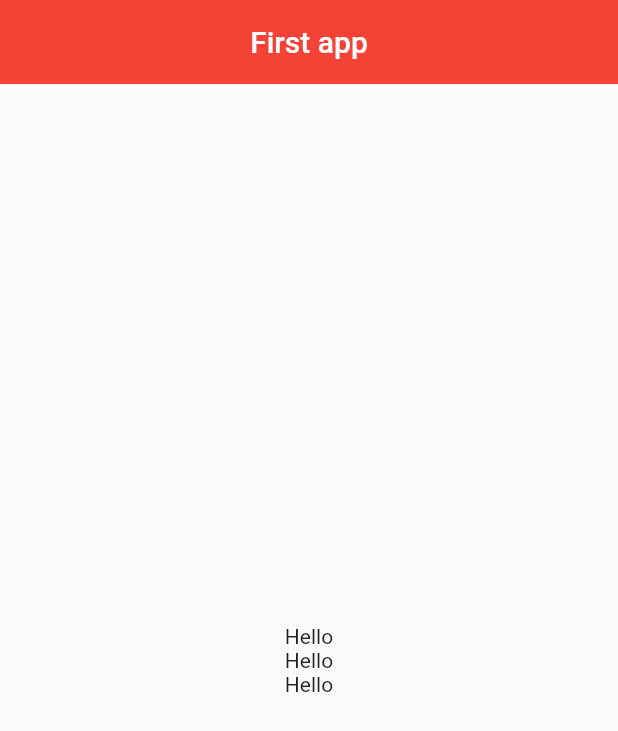
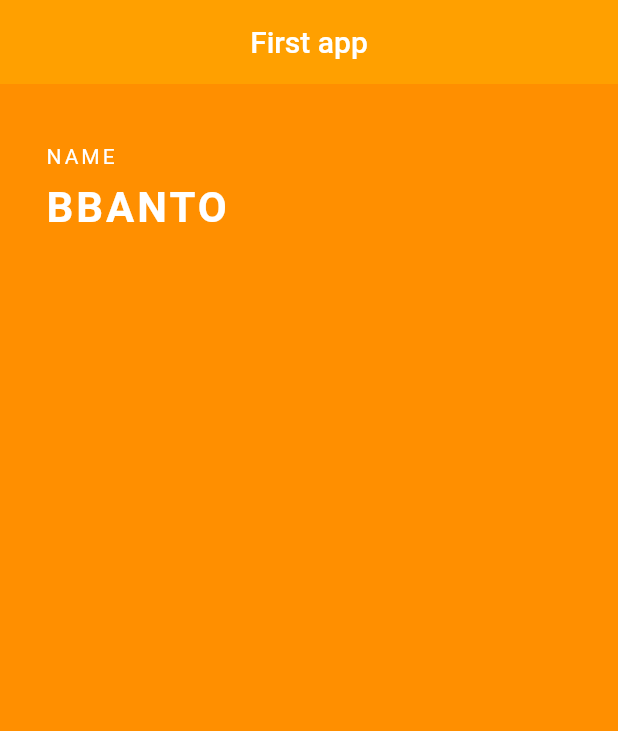
Before and after one commit to newzinee/first-flutter, a Flutter app: the screen it shows after launch, on a phone screen of 412 x 824 dp. Shown: the top 731 px of the screen. Run offline on Flutter 3.47's test engine with Material 2 defaults, Android fonts, the phone set to English and light mode, and no system bars.

Commit message:
세로정렬, SizedBox

```diff
--- a/lib/main.dart
+++ b/lib/main.dart
@@ -7,33 +7,46 @@ class MyApp extends StatelessWidget {
   Widget build(BuildContext context) {
     return MaterialApp(
       title: 'First app',
-      theme: ThemeData(
-        primarySwatch: Colors.blue
-      ),
-      home: MyHomePage(),
+      home: Grade(),
     );
   }
 }
 
-class MyHomePage extends StatelessWidget {
+class Grade extends StatelessWidget {
   @override
   Widget build(BuildContext context) {
     return Scaffold(
+      backgroundColor: Colors.amber[800],
       appBar: AppBar(
         title: Text('First app'),
+        backgroundColor: Colors.amber[700],
         centerTitle: true,
-        backgroundColor: Colors.red,
         elevation: 0.0,
       ),
-      body: Center(
+      body: Padding(
+        padding: EdgeInsets.fromLTRB(30.0, 40.0, 0.0, 0.0),
         child: Column(
-            mainAxisAlignment: MainAxisAlignment.center,
-            children: <Widget>[
-              Text('Hello'),
-              Text('Hello'),
-              Text('Hello'),
-            ],
+          crossAxisAlignment: CrossAxisAlignment.start,
+          children: <Widget>[
+            Text('NAME',
+            style: TextStyle(
+              color: Colors.white,
+              letterSpacing: 2.0
             ),
+            ),
+            SizedBox(
+              height: 10.0,
+            ),
+            Text('BBANTO',
+            style: TextStyle(
+              color: Colors.white,
+              letterSpacing: 2.0,
+              fontSize: 28.0,
+              fontWeight: FontWeight.bold
+            ),
+            ),
+          ],
+        )
       ),
     );
   }
```
Also changed, not shown: 3 other files.
